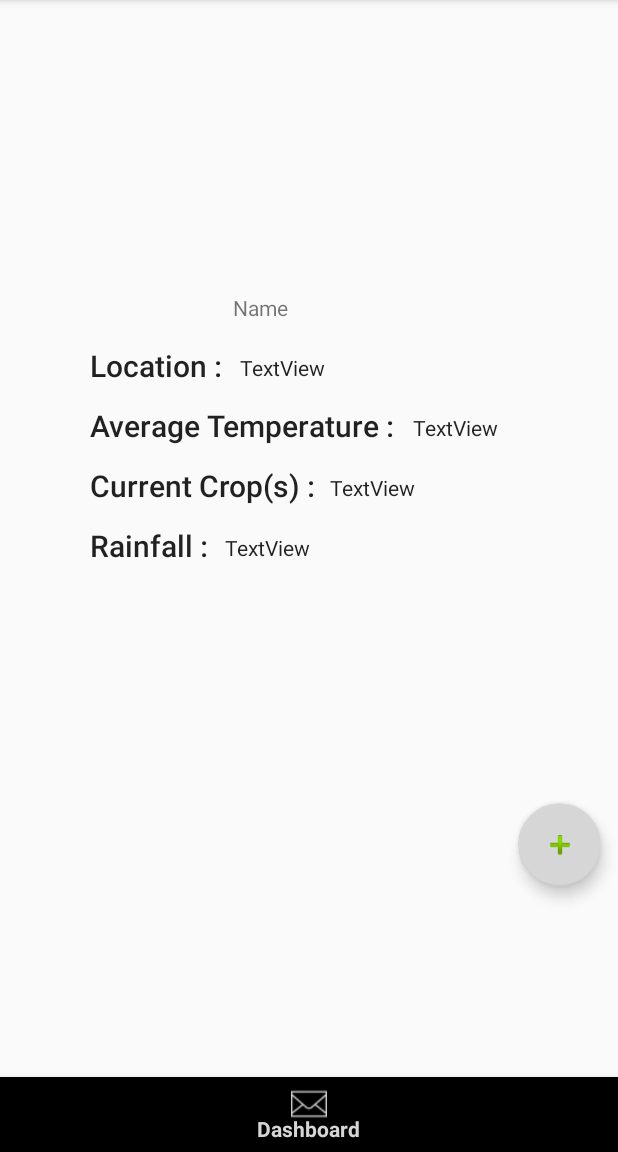
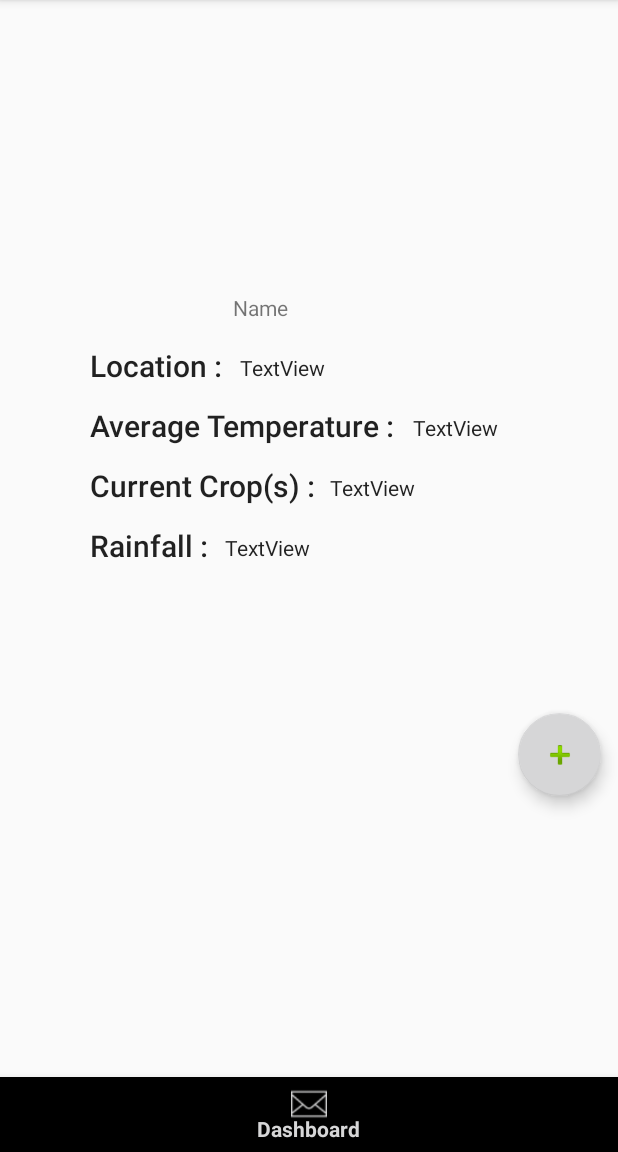
Before and after one commit to achuth10/Dbms, an Android app: the fragment Profile placed in its activity, on a phone screen of 412 x 824 dp, the part 84-1236 px from its top. Run offline under Robolectric (Android 15) with nearby library versions, the phone set to English and light mode, and no system bars.

Commit message:
my account

```diff
--- a/app/src/main/java/com/example/dbms/Fragments/HomePage.java
+++ b/app/src/main/java/com/example/dbms/Fragments/HomePage.java
@@ -60,7 +60,7 @@ public class HomePage extends Fragment {
                 crop = cropname.getText().toString();
                 if (pref.getString(Constants.KEY_EMAIL, null) != null) {
                    //System.out.println(pref.getString(Constants.KEY_EMAIL,null));
-                    insertnewcrop();
+                    getcrops();
 
                 }
                 else
@@ -74,12 +74,12 @@ public class HomePage extends Fragment {
 
 
     //temporarily used to get list of crops
-    private void insertnewcrop() {
+    private void getcrops() {
         StringRequest request = new StringRequest(Request.Method.POST, Constants.LISTCROP_URL, new Response.Listener<String>() {
             @Override
             public void onResponse(String response) {
                 Toast.makeText(getContext(),response.toString(), Toast.LENGTH_LONG).show();
-//                System.out.println("Response is : " + response.toString());
+              System.out.println("Response is : " + response.toString());
 //                if(response.toString().contains("Values inserted"))
 //                    startActivity(new Intent(getContext(), Home.class));
             }
--- a/app/src/main/res/layout/fragment_profile.xml
+++ b/app/src/main/res/layout/fragment_profile.xml
@@ -103,7 +103,7 @@
         android:layout_width="55dp"
         android:layout_height="59dp"
         android:layout_marginHorizontal="345dp"
-        android:layout_marginVertical="535dp"
+        android:layout_marginVertical="475dp"
         android:clickable="true"
         android:src="@android:drawable/ic_input_add" />
 
```
